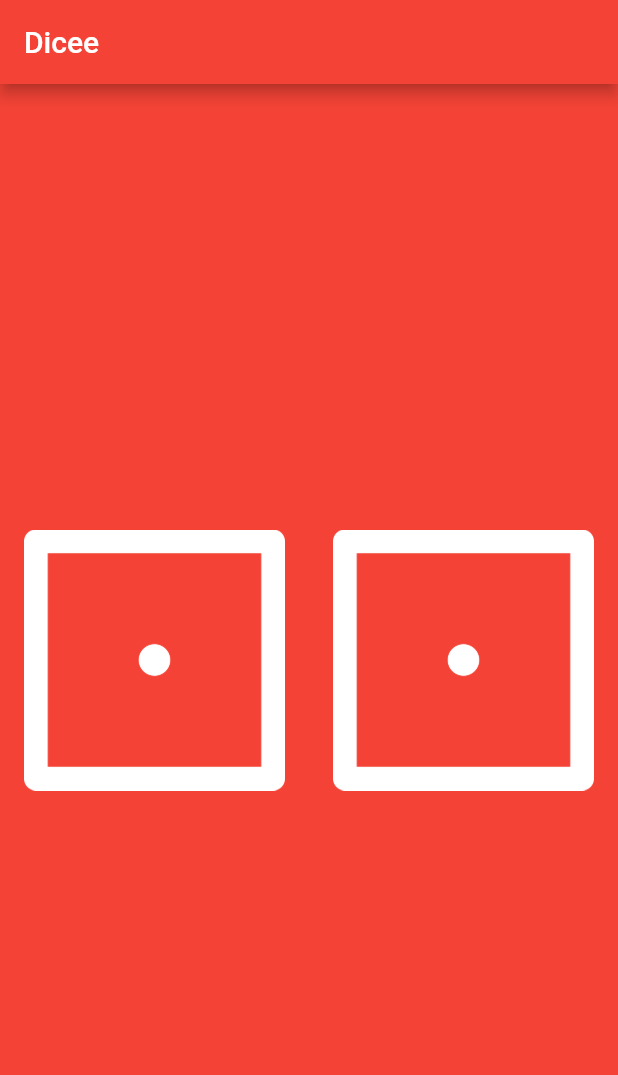
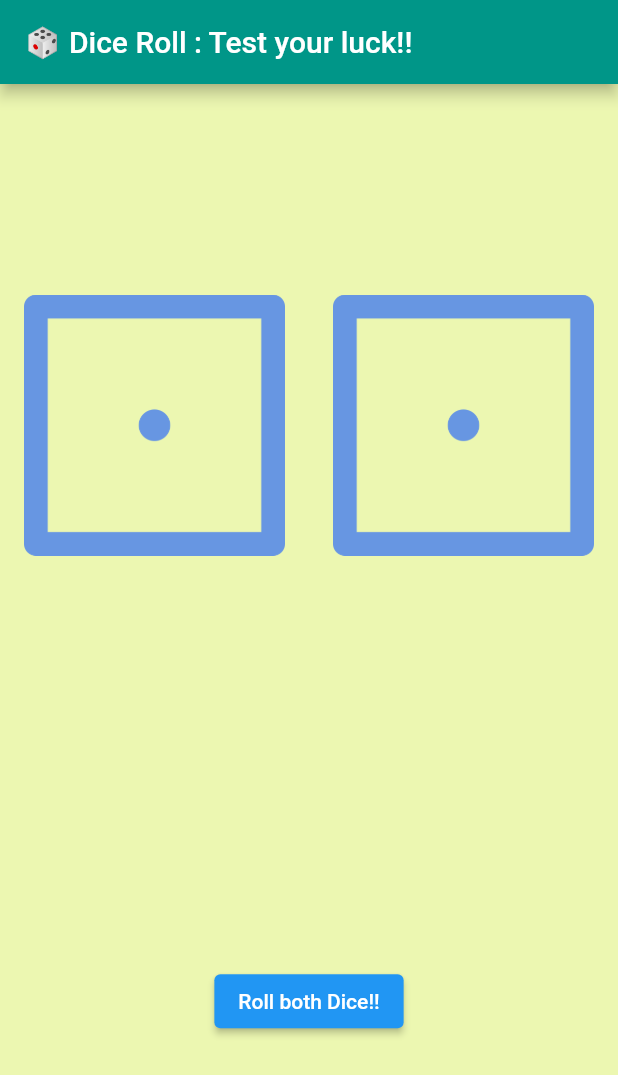
Before and after one commit to Rishabh2804/Dice_Roll, a Flutter app: the screen it shows after launch, on a phone screen of 412 x 824 dp. Shown: the top 1075 px of the screen. Run offline on Flutter 3.47's test engine with Material 2 defaults, Android fonts, the phone set to English and light mode, and no system bars.

```diff
--- a/lib/main.dart
+++ b/lib/main.dart
@@ -1,7 +1,6 @@
 import 'dart:math';
 
 import 'package:flutter/material.dart';
-import 'package:fluttertoast/fluttertoast.dart';
 
 void main() {
   runApp(const MyApp());
@@ -15,10 +14,10 @@ class MyApp extends StatelessWidget {
     return MaterialApp(
       debugShowCheckedModeBanner: false,
       home: Scaffold(
-        backgroundColor: Colors.red,
+        backgroundColor: const Color.fromARGB(255, 236, 247, 177),
         appBar: AppBar(
-          title: const Text('Dicee'),
-          backgroundColor: Colors.red,
+          title: const Text('🎲 Dice Roll : Test your luck!!'),
+          backgroundColor: Colors.teal,
         ),
         body: const Dice(),
       ),
@@ -34,40 +33,29 @@ class Dice extends StatefulWidget {
 }
 
 class _DiceState extends State<Dice> {
-  Random randomizer = Random();
-  int leftButtonClickCount = 0;
-  int rightButtonClickCount = 0;
+  int leftButton = 1;
+  int rightButton = 1;
+
+  void updateLeftButton() => leftButton = Random().nextInt(6) + 1;
+  void updateRightButton() => rightButton = Random().nextInt(6) + 1;
 
   @override
   Widget build(BuildContext context) {
-    return Center(
-      child: Row(
+    return Column(
+      mainAxisAlignment: MainAxisAlignment.spaceAround,
+      children: [
+        Row(
           children: <Widget>[
             Expanded(
               child: Padding(
                 padding: const EdgeInsets.all(8.0),
                 child: TextButton(
-                onPressed: () {
-                  setState(() {
-                    // leftButtonClickCount++;
-
-                    leftButtonClickCount = randomizer.nextInt(6) + 1;
-                    // var snackBar = SnackBar(
-                    //   content: Text(
-                    //       'Left button clicked $leftButtonClickCount times'),
-                    //   duration: const Duration(milliseconds: 800),
-                    //   action: SnackBarAction(
-                    //     label: 'Ok',
-                    //     onPressed: () {},
-                    //   ),
-                    // );
-
-                    // ScaffoldMessenger.of(context).showSnackBar(snackBar);
-                  });
-                },
-                child: Image(
-                  image: AssetImage(
-                      'images/dice${leftButtonClickCount % 6 + 1}.png'),
+                  onPressed: () => setState(() {
+                    updateLeftButton();
+                  }),
+                  child: Image.asset(
+                    'images/dice$leftButton.png',
+                    color: const Color.fromARGB(255, 103, 150, 226),
                   ),
                 ),
               ),
@@ -76,30 +64,35 @@ class _DiceState extends State<Dice> {
               child: Padding(
                 padding: const EdgeInsets.all(8.0),
                 child: TextButton(
-                onPressed: () {
-                  setState(() {
-                    // rightButtonClickCount++;
-                    rightButtonClickCount = randomizer.nextInt(6) + 1;
-
-                    // var snackBar = SnackBar(
-                    //   content: Text(
-                    //       'Right button clicked $rightButtonClickCount times'),
-                    //   duration: const Duration(milliseconds: 800),
-                    //   action: SnackBarAction(
-                    //     label: 'Ok',
-                    //     onPressed: () {},
-                    //   ),
-                    // );
-                    // ScaffoldMessenger.of(context).showSnackBar(snackBar);
-                  });
-                },
+                  onPressed: () => setState(() {
+                    updateRightButton();
+                  }),
                   child: Image.asset(
-                    'images/dice${rightButtonClickCount % 6 + 1}.png'),
+                    'images/dice$rightButton.png',
+                    color: const Color.fromARGB(255, 103, 150, 226),
+                  ),
                 ),
               ),
             ),
           ],
         ),
+        ButtonBar(
+          alignment: MainAxisAlignment.center,
+          children: [
+            ElevatedButton(
+              style: ButtonStyle(
+                overlayColor: MaterialStateProperty.all(
+                    const Color.fromARGB(255, 76, 235, 235)),
+              ),
+              child: const Text("Roll both Dice!!"),
+              onPressed: () => setState(() {
+                updateLeftButton();
+                updateRightButton();
+              }),
+            ),
+          ],
+        ),
+      ],
     );
   }
 }
```
Also changed, not shown: pubspec.lock, 35 other files. Lines whose indentation alone changed are shown as unchanged.
